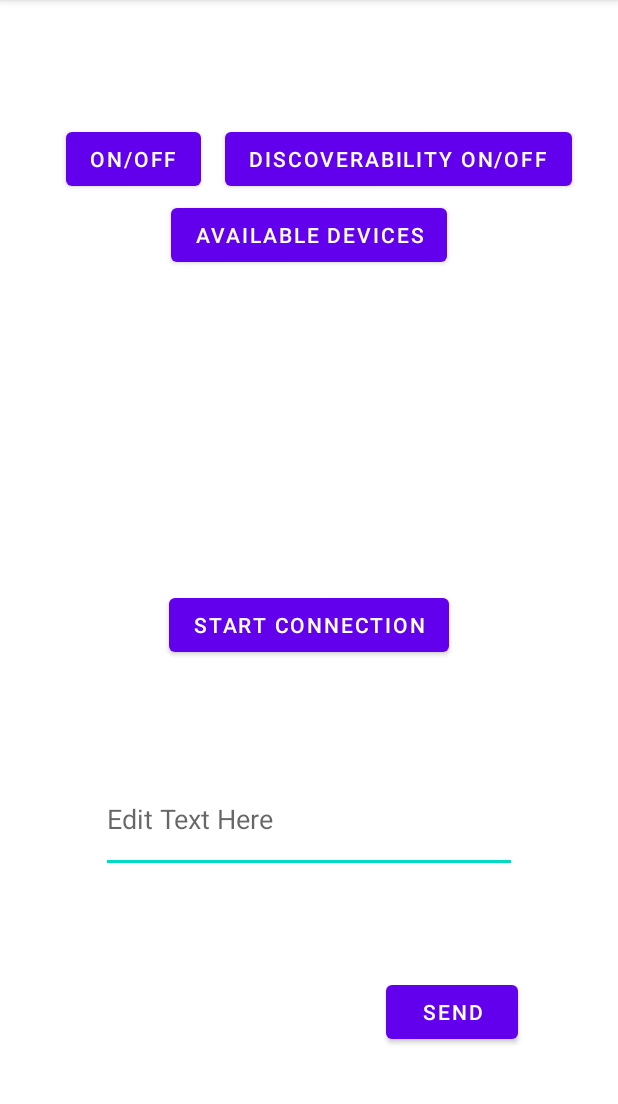
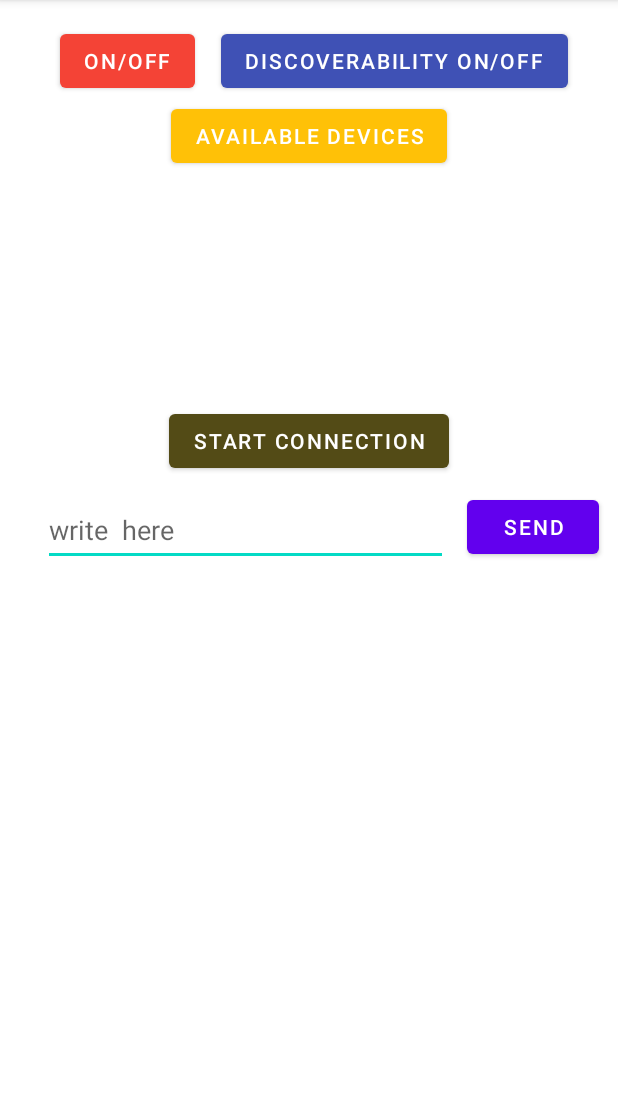
Before and after one commit to kawshikbuet17/Android-Studio, an Android app: the screen it shows after launch (MainActivity), on a phone screen of 412 x 824 dp, the part 84-1188 px from its top. Run offline under Robolectric (Android 15) with nearby library versions, the phone set to English and light mode, and no system bars.

Commit message:
bluetooth-communication app design modified

```diff
--- a/Bluetooth-Apps/Bluetooth-Communication/app/src/main/res/layout/activity_main.xml
+++ b/Bluetooth-Apps/Bluetooth-Communication/app/src/main/res/layout/activity_main.xml
@@ -10,13 +10,14 @@
         android:id="@+id/btnONOFF"
         android:layout_width="wrap_content"
         android:layout_height="wrap_content"
-        android:layout_marginStart="44dp"
-        android:layout_marginLeft="44dp"
+        android:layout_marginStart="40dp"
+        android:layout_marginLeft="40dp"
         android:text="@string/on_off"
+        app:backgroundTint="#F44336"
         app:layout_constraintBottom_toBottomOf="parent"
         app:layout_constraintStart_toStartOf="parent"
         app:layout_constraintTop_toTopOf="parent"
-        app:layout_constraintVertical_bias="0.114" />
+        app:layout_constraintVertical_bias="0.023" />
 
     <Button
         android:id="@+id/btnEnableDisableDiscoverability"
@@ -24,6 +25,7 @@
         android:layout_height="wrap_content"
         android:onClick="btnEnableDisable_Discoverable"
         android:text="@string/discoverability_on_off"
+        app:backgroundTint="#3F51B5"
         app:layout_constraintBaseline_toBaselineOf="@+id/btnONOFF"
         app:layout_constraintEnd_toEndOf="parent"
         app:layout_constraintHorizontal_bias="0.347"
@@ -31,14 +33,14 @@
 
     <ListView
         android:id="@+id/lvNewDevices"
-        android:layout_width="374dp"
-        android:layout_height="168dp"
+        android:layout_width="372dp"
+        android:layout_height="124dp"
         app:layout_constraintBottom_toBottomOf="parent"
         app:layout_constraintEnd_toEndOf="parent"
-        app:layout_constraintHorizontal_bias="0.432"
+        app:layout_constraintHorizontal_bias="0.487"
         app:layout_constraintStart_toStartOf="parent"
         app:layout_constraintTop_toBottomOf="@+id/btnONOFF"
-        app:layout_constraintVertical_bias="0.157" />
+        app:layout_constraintVertical_bias="0.121" />
 
     <Button
         android:id="@+id/btnDiscoverDevices"
@@ -46,6 +48,7 @@
         android:layout_height="wrap_content"
         android:onClick="btnDiscover"
         android:text="Available Devices"
+        app:backgroundTint="#FFC107"
         app:layout_constraintBottom_toTopOf="@+id/lvNewDevices"
         app:layout_constraintEnd_toEndOf="parent"
         app:layout_constraintStart_toStartOf="parent"
@@ -57,7 +60,9 @@
         android:layout_width="wrap_content"
         android:layout_height="wrap_content"
         android:text="Start Connection"
-        app:layout_constraintBottom_toTopOf="@+id/incomingMessages"
+        app:backgroundTint="#534B16"
+        app:iconTint="#F44336"
+        app:layout_constraintBottom_toTopOf="@+id/editText"
         app:layout_constraintEnd_toEndOf="parent"
         app:layout_constraintHorizontal_bias="0.5"
         app:layout_constraintStart_toStartOf="parent"
@@ -65,13 +70,16 @@
 
     <EditText
         android:id="@+id/editText"
-        android:layout_width="277dp"
-        android:layout_height="72dp"
+        android:layout_width="270dp"
+        android:layout_height="48dp"
+        android:layout_marginStart="16dp"
+        android:layout_marginLeft="16dp"
         android:ems="10"
-        android:hint="Edit Text Here"
+        android:hint="write  here"
         android:inputType="textPersonName"
-        app:layout_constraintBottom_toTopOf="@+id/btnSend"
-        app:layout_constraintEnd_toEndOf="parent"
+        app:layout_constraintBottom_toTopOf="@+id/linearLayout"
+        app:layout_constraintEnd_toStartOf="@+id/btnSend"
+        app:layout_constraintHorizontal_bias="0.5"
         app:layout_constraintStart_toStartOf="parent"
         app:layout_constraintTop_toBottomOf="@+id/btnStartConnection" />
 
@@ -79,21 +87,36 @@
         android:id="@+id/btnSend"
         android:layout_width="wrap_content"
         android:layout_height="wrap_content"
+        android:layout_marginTop="327dp"
+        android:layout_marginBottom="13dp"
         android:text="Send"
+        app:layout_constraintBottom_toTopOf="@+id/linearLayout"
+        app:layout_constraintEnd_toEndOf="parent"
+        app:layout_constraintHorizontal_bias="0.5"
+        app:layout_constraintStart_toEndOf="@+id/editText"
+        app:layout_constraintTop_toTopOf="parent"
+        app:layout_constraintVertical_bias="0.478" />
+
+    <LinearLayout
+        android:id="@+id/linearLayout"
+        android:layout_width="0dp"
+        android:layout_height="0dp"
+        android:layout_marginStart="21dp"
+        android:layout_marginLeft="21dp"
+        android:layout_marginEnd="21dp"
+        android:layout_marginRight="21dp"
+        android:layout_marginBottom="25dp"
+        android:orientation="vertical"
         app:layout_constraintBottom_toBottomOf="parent"
         app:layout_constraintEnd_toEndOf="parent"
-        app:layout_constraintHorizontal_bias="0.795"
         app:layout_constraintStart_toStartOf="parent"
-        app:layout_constraintTop_toBottomOf="@+id/editText" />
+        app:layout_constraintTop_toBottomOf="@+id/btnSend">
 
-    <TextView
-        android:id="@+id/incomingMessages"
-        android:layout_width="wrap_content"
-        android:layout_height="wrap_content"
-        android:textSize="20sp"
-        app:layout_constraintBottom_toTopOf="@+id/editText"
-        app:layout_constraintEnd_toEndOf="parent"
-        app:layout_constraintHorizontal_bias="0.5"
-        app:layout_constraintStart_toStartOf="parent"
-        app:layout_constraintTop_toBottomOf="@+id/btnStartConnection" />
+        <TextView
+            android:id="@+id/incomingMessages"
+            android:layout_width="match_parent"
+            android:layout_height="wrap_content"
+            android:layout_gravity="center_horizontal"
+            android:textSize="20sp" />
+    </LinearLayout>
 </androidx.constraintlayout.widget.ConstraintLayout>
```
